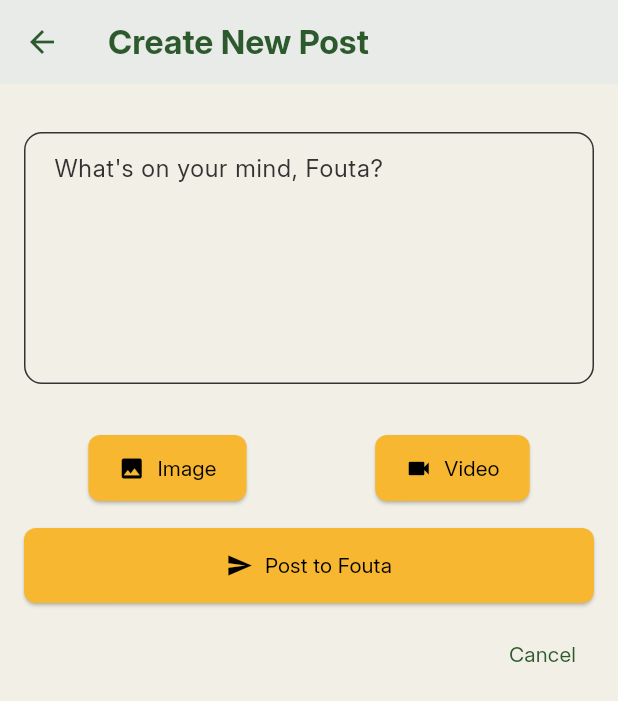
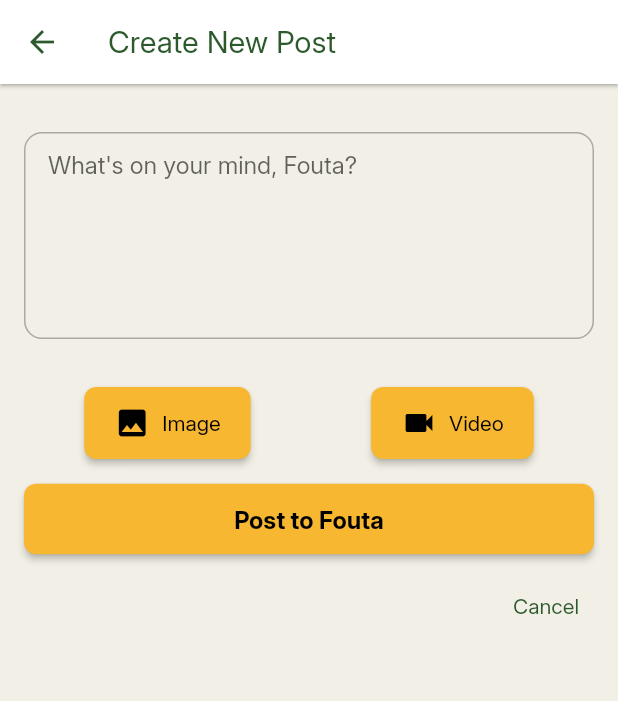
Before and after one commit to bahmuhammad24-developer/fouta_app, a Flutter app: the screen it shows once a user with an empty profile is signed in, item 2 of the bottom bar chosen, after a tap on the "add circle outline" icon, on a phone screen of 412 x 824 dp. Shown: the top 701 px of the screen. Run offline on Flutter 3.47's test engine with Material 3 defaults, Android fonts, the light colour scheme and no system bars; our stand-ins replace badges, cached_network_image, cloud_firestore, connectivity_plus, firebase_auth, firebase_core and 3 more; missing offline and left inert: media_kit, media_kit_video; accounts and stored records are empty.

Commit message:
Design overhaul

```diff
--- a/lib/main.dart
+++ b/lib/main.dart
@@ -1,5 +1,4 @@
 // lib/main.dart
-import 'package:fouta_app/services/connectivity_provider.dart';
 import 'package:fouta_app/screens/splash_screen.dart';
 import 'package:fouta_app/services/video_player_manager.dart';
 import 'package:flutter/material.dart';
@@ -9,7 +8,10 @@ import 'package:fouta_app/screens/auth_screen.dart';
 import 'package:fouta_app/screens/home_screen.dart';
 import 'package:media_kit/media_kit.dart';
 import 'package:provider/provider.dart';
+import 'package:fouta_app/services/connectivity_provider.dart';
+import 'package:fouta_app/services/theme_provider.dart';
 import 'package:cloud_firestore/cloud_firestore.dart';
+import 'package:fouta_app/theme/fouta_theme.dart';
 import 'firebase_options.dart';
 
 // Define a global constant for the app ID.
@@ -29,6 +31,7 @@ void main() async {
       providers: [
         ChangeNotifierProvider(create: (context) => ConnectivityProvider()),
         ChangeNotifierProvider(create: (context) => VideoPlayerManager()),
+        ChangeNotifierProvider(create: (context) => ThemeProvider()),
       ],
       child: const MyApp(),
     ),
@@ -40,71 +43,17 @@ class MyApp extends StatelessWidget {
 
   @override
   Widget build(BuildContext context) {
-    return MaterialApp(
-      title: 'Fouta',
-      theme: ThemeData(
-        primaryColor: const Color(0xFF2D5A2D),
-        scaffoldBackgroundColor: const Color(0xFFF2F0E6), // UPDATED: Alabaster
-        fontFamily: 'Inter',
-        colorScheme: const ColorScheme.light(
-          primary: Color(0xFF2D5A2D), // Primary Green
-          secondary: Color(0xFFF7B731), // Accent Gold
-          surface: Color(0xFFFFFFFF), // Card/Surface White
-          background: Color(0xFFF2F0E6), // UPDATED: Alabaster
-          error: Color(0xFFD9534F), // Alert Red
-          onPrimary: Colors.white,
-          onSecondary: Colors.black,
-          onSurface: Color(0xFF333333), // Primary Text
-          onBackground: Color(0xFF333333),
-          onError: Colors.white,
-        ),
-        appBarTheme: const AppBarTheme(
-          backgroundColor: Color(0xFFF5F5F5),
-          foregroundColor: Color(0xFF2D5A2D),
-          elevation: 2,
-        ),
-        floatingActionButtonTheme: const FloatingActionButtonThemeData(
-          backgroundColor: Color(0xFFF7B731), // Accent Gold
-          foregroundColor: Colors.black,
-        ),
-        bottomAppBarTheme: const BottomAppBarTheme(
-          color: Color(0xFFF5F5F5),
-        ),
-        elevatedButtonTheme: ElevatedButtonThemeData(
-          style: ElevatedButton.styleFrom(
-            backgroundColor: const Color(0xFFF7B731), // Accent Gold
-            foregroundColor: Colors.black, // Black text on gold buttons
-            shape: RoundedRectangleBorder(
-              borderRadius: BorderRadius.circular(8.0),
-            ),
-            padding: const EdgeInsets.symmetric(horizontal: 20, vertical: 12),
-          ),
-        ),
-        inputDecorationTheme: InputDecorationTheme(
-          border: OutlineInputBorder(
-            borderRadius: BorderRadius.circular(8.0),
-            borderSide: BorderSide(color: Colors.grey.shade400),
-          ),
-          focusedBorder: OutlineInputBorder(
-            borderRadius: BorderRadius.circular(8.0),
-            borderSide: const BorderSide(color: Color(0xFF2D5A2D), width: 2.0), // Green focus
-          ),
-          contentPadding: const EdgeInsets.symmetric(horizontal: 16, vertical: 12),
-        ),
-        textTheme: const TextTheme(
-          headlineSmall: TextStyle(fontWeight: FontWeight.bold, color: Color(0xFF2D5A2D)),
-          titleLarge: TextStyle(fontWeight: FontWeight.bold, color: Color(0xFF333333)),
-          bodyMedium: TextStyle(color: Color(0xFF333333)),
-        ),
-        iconTheme: const IconThemeData(color: Color(0xFF333333)),
-        cardTheme: CardThemeData(
-          elevation: 2,
-          shape: RoundedRectangleBorder(
-            borderRadius: BorderRadius.circular(12.0),
-          ),
-        ),
-      ),
-      home: const SplashScreen(),
+    return Consumer<ThemeProvider>(
+      builder: (context, themeProvider, _) {
+        return MaterialApp(
+          title: 'Fouta',
+          // Use the central FoutaTheme definitions for light and dark modes
+          theme: FoutaTheme.lightTheme,
+          darkTheme: FoutaTheme.darkTheme,
+          themeMode: themeProvider.isDarkMode ? ThemeMode.dark : ThemeMode.light,
+          home: const SplashScreen(),
+        );
+      },
     );
   }
 }
--- a/lib/screens/create_post_screen.dart
+++ b/lib/screens/create_post_screen.dart
@@ -11,6 +11,7 @@ import 'package:media_kit/media_kit.dart';
 import 'package:image/image.dart' as img;
 import 'package:provider/provider.dart';
 import 'package:fouta_app/services/connectivity_provider.dart';
+import 'package:fouta_app/widgets/fouta_button.dart';
 
 import 'package:fouta_app/main.dart'; // Import APP_ID
 
@@ -508,14 +509,14 @@ class _CreatePostScreenState extends State<CreatePostScreen> {
               ],
             ),
             const SizedBox(height: 16),
-            ElevatedButton.icon(
-              onPressed: _isUploading ? null : _handlePostSubmission,
-              icon: _isUploading
-                  ? const CircularProgressIndicator(color: Colors.white)
-                  : const Icon(Icons.send),
-              label: Text(widget.postId == null ? 'Post to Fouta' : 'Save Changes'),
-              style: ElevatedButton.styleFrom(
-                minimumSize: const Size.fromHeight(50),
+            // Use FoutaButton for submission to match the new design system
+            SizedBox(
+              width: double.infinity,
+              child: FoutaButton(
+                label: widget.postId == null ? 'Post to Fouta' : 'Save Changes',
+                onPressed: _isUploading ? () {} : _handlePostSubmission,
+                primary: true,
+                expanded: true,
               ),
             ),
             const SizedBox(height: 10),
--- a/lib/screens/home_screen.dart
+++ b/lib/screens/home_screen.dart
@@ -1,7 +1,7 @@
 // lib/screens/home_screen.dart
 import 'package:cached_network_image/cached_network_image.dart';
 import 'package:connectivity_plus/connectivity_plus.dart';
-import 'package:flutter/rendering.dart';
+import 'package:flutter/rendering.dart' show ScrollDirection;
 import 'package:fouta_app/services/video_cache_service.dart';
 import 'package:fouta_app/services/video_player_manager.dart';
 import 'package:flutter/material.dart';
@@ -14,6 +14,9 @@ import 'package:fouta_app/widgets/stories_tray.dart';
 import 'package:intl/intl.dart';
 import 'dart:async';
 import 'package:badges/badges.dart' as badges;
+// Explicitly import ScrollDirection enum for userScrollDirection checks
+// Import ScrollDirection from widgets to compare user scroll direction
+import 'package:flutter/widgets.dart' show ScrollDirection;
 
 import 'package:fouta_app/main.dart'; // Import APP_ID
 import 'package:fouta_app/screens/chat_screen.dart';
@@ -149,7 +152,10 @@ class _HomeScreenState extends State<HomeScreen> {
       },
       child: Scaffold(
         endDrawer: _AppDrawer(showMessage: _showMessage),
-        floatingActionButton: _selectedIndex == 1 ? _buildNewChatFab(context) : null,
+        // Show the New Chat FAB only when on the chat tab root (the chat list) and not inside a nested chat screen.
+        floatingActionButton: (_selectedIndex == 1 && !(_navigatorKeys[_selectedIndex].currentState?.canPop() ?? false))
+            ? _buildNewChatFab(context)
+            : null,
         bottomNavigationBar: _isNavBarVisible
             ? _BottomNavBar(
                 selectedIndex: _selectedIndex,
@@ -606,29 +612,28 @@ class _FeedTabState extends State<FeedTab> {
           const StoriesTray(),
           Padding(
             padding: const EdgeInsets.symmetric(horizontal: 16.0, vertical: 8.0),
+          // Reverted segmented control back to ChoiceChips for feed toggle
           child: Row(
             mainAxisAlignment: MainAxisAlignment.center,
             children: [
               ChoiceChip(
                 label: const Text('Explore'),
                 selected: !_showFollowingFeed,
-                  onSelected: (selected) => setState(() => _showFollowingFeed = !selected),
-                  selectedColor: Theme.of(context).colorScheme.primary,
-                  backgroundColor: Colors.transparent,
-                  shape: StadiumBorder(side: BorderSide(color: Colors.grey.shade400)),
-                  labelStyle: TextStyle(
-                      color: !_showFollowingFeed ? Colors.white : Theme.of(context).textTheme.bodyMedium?.color),
+                onSelected: (selected) {
+                  setState(() {
+                    _showFollowingFeed = false;
+                  });
+                },
               ),
-                const SizedBox(width: 10),
+              const SizedBox(width: 8),
               ChoiceChip(
                 label: const Text('Following'),
                 selected: _showFollowingFeed,
-                  onSelected: (selected) => setState(() => _showFollowingFeed = selected),
-                  selectedColor: Theme.of(context).colorScheme.primary,
-                  backgroundColor: Colors.transparent,
-                  shape: StadiumBorder(side: BorderSide(color: Colors.grey.shade400)),
-                  labelStyle: TextStyle(
-                      color: _showFollowingFeed ? Colors.white : Theme.of(context).textTheme.bodyMedium?.color),
+                onSelected: (selected) {
+                  setState(() {
+                    _showFollowingFeed = true;
+                  });
+                },
               ),
             ],
           ),
--- /dev/null
+++ b/lib/theme/fouta_theme.dart
@@ -0,0 +1,158 @@
+import 'package:flutter/material.dart';
+
+/// Defines the central theme for the Fouta application.
+///
+/// This class consolidates all colour, typography, shape, and spacing values
+/// into a pair of [ThemeData] objects for light and dark modes. The values
+/// reflect the "Minimalist nature" concept adopted in the July 2025 design
+/// update. See the design brief for guidance on usage and ratios.
+class FoutaTheme {
+  // Core colour tokens
+  static const Color primaryColor = Color(0xFF2D5A2D); // Forest green
+  static const Color accentColor = Color(0xFFF7B731); // Accent gold
+  static const Color backgroundColor = Color(0xFFF2F0E6); // Alabaster
+  static const Color surfaceColor = Colors.white; // Surface white for cards
+  static const Color errorColor = Color(0xFFD9534F); // Error red
+  static const Color onPrimaryColor = Colors.white;
+  static const Color onSecondaryColor = Colors.black;
+  static const Color textColor = Color(0xFF333333);
+  static const double cardRadius = 12.0;
+  static const double buttonRadius = 8.0;
+
+  /// Returns the light [ThemeData] configured for Fouta.
+  static ThemeData get lightTheme {
+    return ThemeData(
+      useMaterial3: false,
+      primaryColor: primaryColor,
+      scaffoldBackgroundColor: backgroundColor,
+      fontFamily: 'Inter',
+      colorScheme: const ColorScheme.light(
+        primary: primaryColor,
+        secondary: accentColor,
+        surface: surfaceColor,
+        background: backgroundColor,
+        error: errorColor,
+        onPrimary: onPrimaryColor,
+        onSecondary: onSecondaryColor,
+        onSurface: textColor,
+        onBackground: textColor,
+        onError: Colors.white,
+      ),
+      appBarTheme: const AppBarTheme(
+        backgroundColor: surfaceColor,
+        foregroundColor: primaryColor,
+        elevation: 1,
+      ),
+      floatingActionButtonTheme: const FloatingActionButtonThemeData(
+        backgroundColor: accentColor,
+        foregroundColor: Colors.black,
+      ),
+      bottomAppBarTheme: const BottomAppBarTheme(
+        color: surfaceColor,
+        elevation: 0,
+      ),
+      elevatedButtonTheme: ElevatedButtonThemeData(
+        style: ElevatedButton.styleFrom(
+          backgroundColor: accentColor,
+          foregroundColor: Colors.black,
+          shape: RoundedRectangleBorder(
+            borderRadius: BorderRadius.circular(buttonRadius),
+          ),
+          padding: const EdgeInsets.symmetric(horizontal: 20, vertical: 12),
+        ),
+      ),
+      inputDecorationTheme: InputDecorationTheme(
+        border: OutlineInputBorder(
+          borderRadius: BorderRadius.circular(buttonRadius),
+          borderSide: BorderSide(color: Colors.grey.shade400),
+        ),
+        focusedBorder: OutlineInputBorder(
+          borderRadius: BorderRadius.circular(buttonRadius),
+          borderSide: const BorderSide(color: primaryColor, width: 2.0),
+        ),
+        contentPadding: const EdgeInsets.symmetric(horizontal: 16, vertical: 12),
+      ),
+      textTheme: const TextTheme(
+        // Corresponds to the display style in the design brief
+        headlineLarge: TextStyle(fontSize: 24, fontWeight: FontWeight.bold, color: textColor),
+        // Corresponds to headline style
+        headlineMedium: TextStyle(fontSize: 20, fontWeight: FontWeight.w600, color: textColor),
+        // Body text
+        bodyLarge: TextStyle(fontSize: 16, fontWeight: FontWeight.normal, color: textColor),
+        // Caption text
+        bodySmall: TextStyle(fontSize: 12, fontWeight: FontWeight.normal, color: textColor),
+      ),
+      iconTheme: const IconThemeData(color: textColor, size: 24),
+      // CardTheme is omitted because custom FoutaCard widget handles card styling.
+    );
+  }
+
+  /// Returns the dark [ThemeData] configured for Fouta.
+  static ThemeData get darkTheme {
+    // Dark mode colours based on Minimalist nature palette
+    const Color darkBackground = Color(0xFF1A1A1A);
+    const Color darkSurface = Color(0xFF2D2D2D);
+    const Color darkText = Color(0xFFE5E5E5);
+    return ThemeData(
+      useMaterial3: false,
+      brightness: Brightness.dark,
+      primaryColor: primaryColor,
+      scaffoldBackgroundColor: darkBackground,
+      fontFamily: 'Inter',
+      colorScheme: const ColorScheme.dark(
+        primary: primaryColor,
+        secondary: accentColor,
+        background: darkBackground,
+        surface: darkSurface,
+        error: errorColor,
+        onPrimary: Colors.white,
+        onSecondary: Colors.black,
+        onSurface: darkText,
+        onBackground: darkText,
+        onError: Colors.white,
+      ),
+      appBarTheme: const AppBarTheme(
+        backgroundColor: darkSurface,
+        foregroundColor: accentColor,
+        elevation: 1,
+      ),
+      floatingActionButtonTheme: const FloatingActionButtonThemeData(
+        backgroundColor: accentColor,
+        foregroundColor: Colors.black,
+      ),
+      bottomAppBarTheme: const BottomAppBarTheme(
+        color: darkSurface,
+        elevation: 0,
+      ),
+      elevatedButtonTheme: ElevatedButtonThemeData(
+        style: ElevatedButton.styleFrom(
+          backgroundColor: accentColor,
+          foregroundColor: Colors.black,
+          shape: RoundedRectangleBorder(
+            borderRadius: BorderRadius.circular(buttonRadius),
+          ),
+          padding: const EdgeInsets.symmetric(horizontal: 20, vertical: 12),
+        ),
+      ),
+      inputDecorationTheme: InputDecorationTheme(
+        border: OutlineInputBorder(
+          borderRadius: BorderRadius.circular(buttonRadius),
+          borderSide: BorderSide(color: Colors.grey.shade700),
+        ),
+        focusedBorder: OutlineInputBorder(
+          borderRadius: BorderRadius.circular(buttonRadius),
+          borderSide: const BorderSide(color: primaryColor, width: 2.0),
+        ),
+        contentPadding: const EdgeInsets.symmetric(horizontal: 16, vertical: 12),
+      ),
+      textTheme: const TextTheme(
+        headlineLarge: TextStyle(fontSize: 24, fontWeight: FontWeight.bold, color: darkText),
+        headlineMedium: TextStyle(fontSize: 20, fontWeight: FontWeight.w600, color: darkText),
+        bodyLarge: TextStyle(fontSize: 16, fontWeight: FontWeight.normal, color: darkText),
+        bodySmall: TextStyle(fontSize: 12, fontWeight: FontWeight.normal, color: darkText),
+      ),
+      iconTheme: const IconThemeData(color: darkText, size: 24),
+      // CardTheme is omitted because custom FoutaCard widget handles card styling.
+    );
+  }
+}
--- /dev/null
+++ b/lib/widgets/fouta_button.dart
@@ -0,0 +1,66 @@
+import 'package:flutter/material.dart';
+import 'package:fouta_app/theme/fouta_theme.dart';
+
+/// A reusable button for Fouta that conforms to the Minimalist nature
+/// design guidelines. It supports primary (filled) and secondary (outlined)
+/// styles and ensures consistent padding, radius, and typography.
+class FoutaButton extends StatelessWidget {
+  final String label;
+  final VoidCallback onPressed;
+  final bool primary;
+  final bool expanded;
+
+  const FoutaButton({
+    super.key,
+    required this.label,
+    required this.onPressed,
+    this.primary = true,
+    this.expanded = false,
+  });
+
+  @override
+  Widget build(BuildContext context) {
+    final Widget button = primary
+        ? ElevatedButton(
+            style: ElevatedButton.styleFrom(
+              backgroundColor: FoutaTheme.accentColor,
+              foregroundColor: FoutaTheme.onSecondaryColor,
+              shape: RoundedRectangleBorder(
+                borderRadius: BorderRadius.circular(FoutaTheme.buttonRadius),
+              ),
+              padding: const EdgeInsets.symmetric(horizontal: 24, vertical: 14),
+            ),
+            onPressed: onPressed,
+            child: Text(
+              label,
+              style: Theme.of(context).textTheme.bodyLarge?.copyWith(
+                    fontWeight: FontWeight.bold,
+                    color: Colors.black,
+                  ),
+            ),
+          )
+        : OutlinedButton(
+            style: OutlinedButton.styleFrom(
+              foregroundColor: FoutaTheme.primaryColor,
+              side: const BorderSide(color: FoutaTheme.primaryColor, width: 1.5),
+              shape: RoundedRectangleBorder(
+                borderRadius: BorderRadius.circular(FoutaTheme.buttonRadius),
+              ),
+              padding: const EdgeInsets.symmetric(horizontal: 24, vertical: 14),
+            ),
+            onPressed: onPressed,
+            child: Text(
+              label,
+              style: Theme.of(context).textTheme.bodyLarge?.copyWith(
+                    fontWeight: FontWeight.w600,
+                    color: FoutaTheme.primaryColor,
+                  ),
+            ),
+          );
+
+    if (expanded) {
+      return SizedBox(width: double.infinity, child: button);
+    }
+    return button;
+  }
+}
```
Also changed, not shown: lib/screens/event_details_screen.dart (+12 -8 lines), lib/widgets/fouta_card.dart (added, +42 -0 lines), lib/widgets/fouta_segmented_control.dart (added, +53 -0 lines), lib/widgets/post_card_widget.dart (+6 -10 lines). Lines whose indentation alone changed are shown as unchanged.
